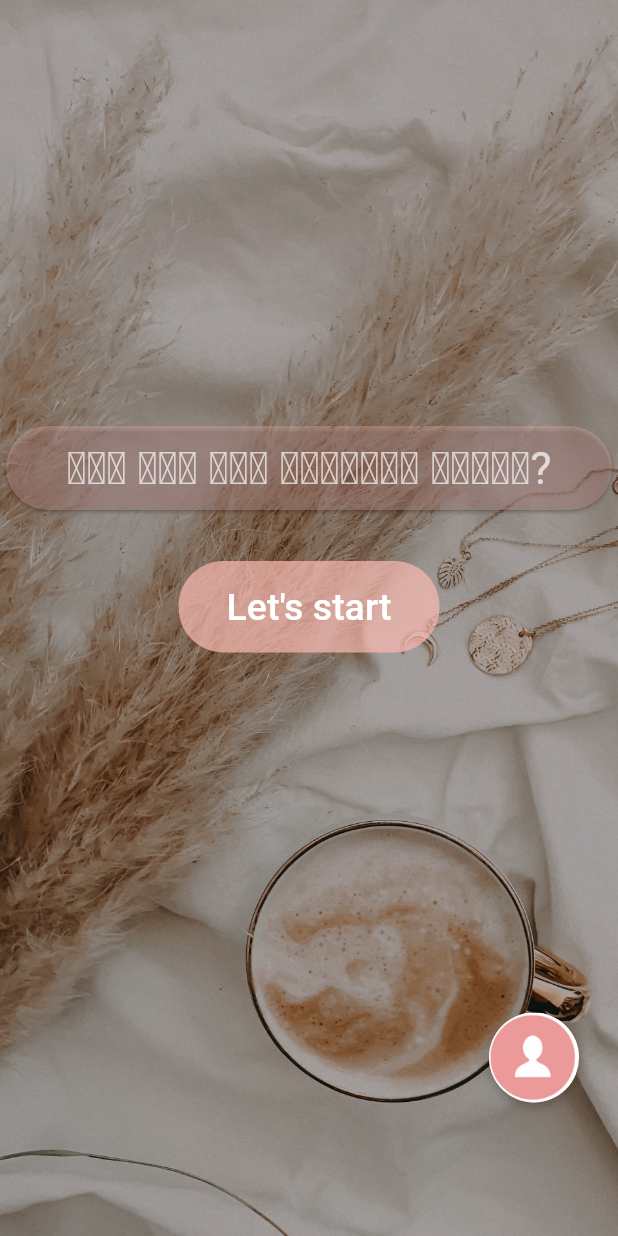
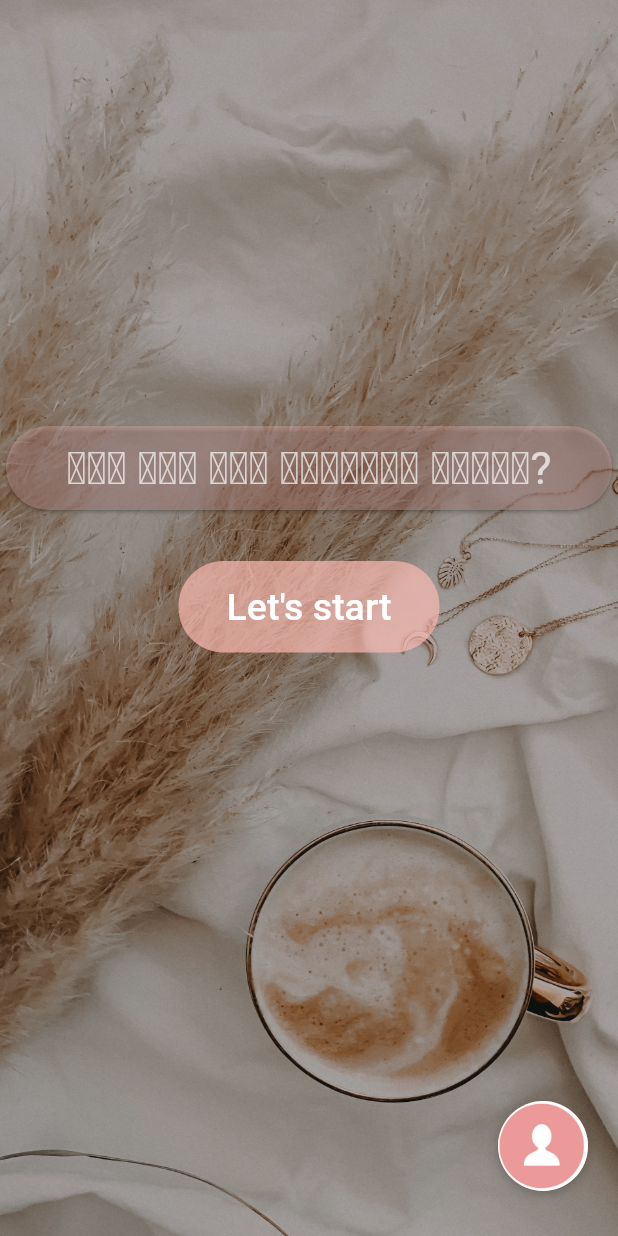
Before and after one commit to prelipceancristian/FE-TrackingEmotions, a Flutter app: the HomeScreen screen opened directly, on a phone screen of 412 x 824 dp. Run offline on Flutter 3.47's test engine with Material 2 defaults, Android fonts, the phone set to English and light mode, and no system bars; our stand-ins replace chat_bubbles, flutter_secure_storage, google_sign_in; missing offline and left inert: flutter_facebook_auth; accounts and stored records are empty; network calls fail.

Commit message:
fixed home page (#22)

```diff
--- a/tracking_emotions/lib/widgets/homepage/HomeScreen.dart
+++ b/tracking_emotions/lib/widgets/homepage/HomeScreen.dart
@@ -75,8 +75,11 @@ class HomeScreen extends StatelessWidget {
                                 borderRadius: BorderRadius.circular(30),
                               ),
                             ))),
-                  ),
-                  GestureDetector(
+                  )
+                ])),
+                Align(
+                  alignment: Alignment.bottomRight,
+                  child: GestureDetector(
                     onTap: () => {
                       Navigator.push(
                           context,
@@ -84,7 +87,7 @@ class HomeScreen extends StatelessWidget {
                               builder: (context) => UserDetailsPage()))
                     },
                     child: Container(
-                      margin: const EdgeInsets.only(top: 215.0, left: 300.0),
+                      margin: const EdgeInsets.only(bottom: 30.0, right: 20.0),
                       height: 60.0,
                       width: 60.0,
                       decoration: BoxDecoration(
@@ -105,7 +108,7 @@ class HomeScreen extends StatelessWidget {
                       ),
                     ),
                   ),
-                ])),
+                ),
               ],
             )));
   }
```
